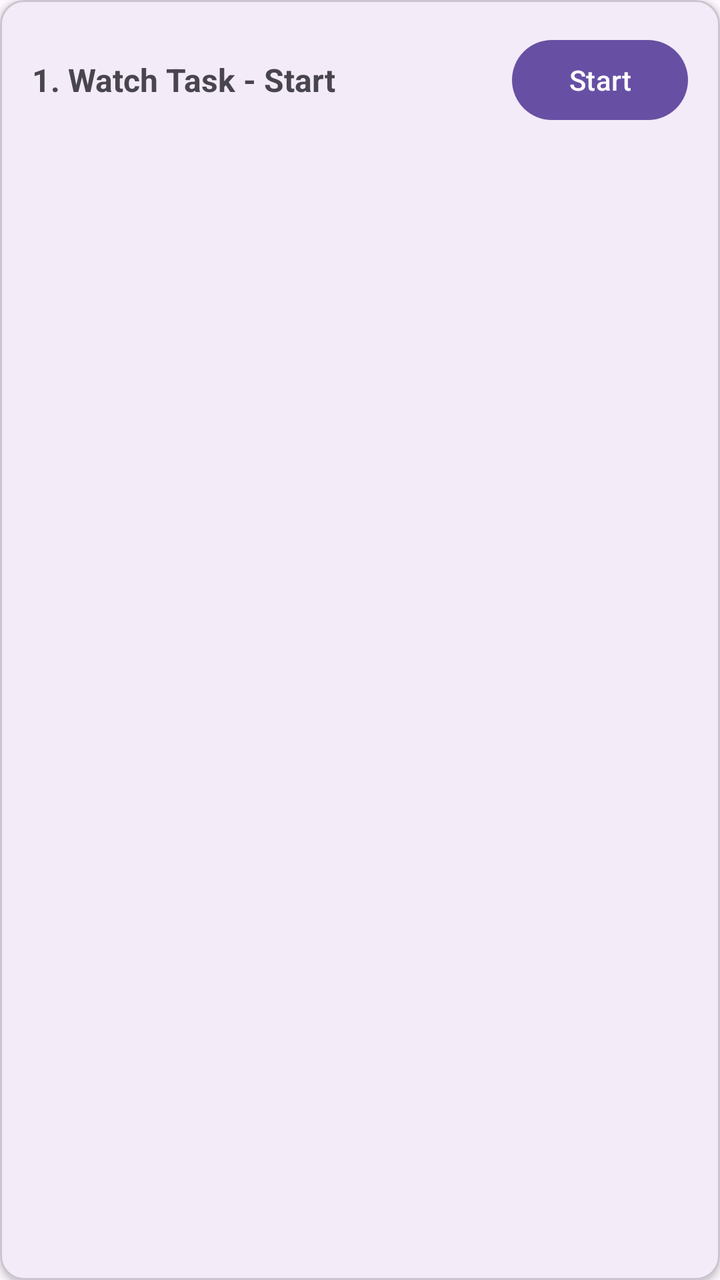
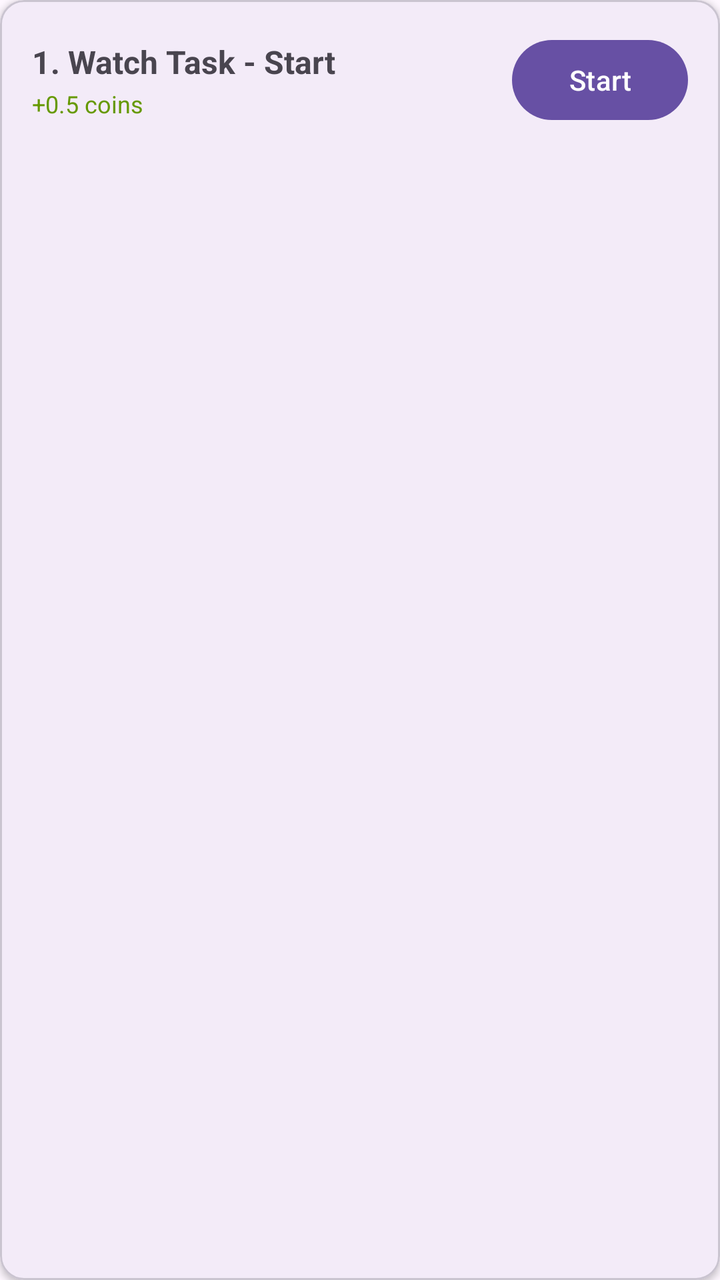

Before-and-after screenshots of an Android layout around one commit, followed by the original layout XML and the change that was made.
<!-- AndroidManifest.xml: application theme Theme.TaskBit -->
<!-- res/layout/item_task.xml -->
<?xml version="1.0" encoding="utf-8"?>
<com.google.android.material.card.MaterialCardView
    xmlns:android="http://schemas.android.com/apk/res/android"
    xmlns:app="http://schemas.android.com/apk/res-auto"
    android:layout_width="match_parent"
    android:layout_height="wrap_content"
    android:layout_marginStart="16dp"
    android:layout_marginEnd="16dp"
    android:layout_marginTop="6dp"
    android:layout_marginBottom="10dp"
    app:cardCornerRadius="12dp"
    app:cardElevation="2dp">

    <LinearLayout
        android:layout_width="match_parent"
        android:layout_height="wrap_content"
        android:orientation="horizontal"
        android:gravity="center_vertical"
        android:padding="16dp">

        <TextView
            android:id="@+id/itemTaskTitleTextView"
            android:layout_width="0dp"
            android:layout_height="wrap_content"
            android:layout_weight="1"
            android:text="1. Watch Task - Start"
            android:textSize="16sp"
            android:textStyle="bold" />

        <com.google.android.material.button.MaterialButton
            android:id="@+id/itemStartButton"
            android:layout_width="wrap_content"
            android:layout_height="wrap_content"
            android:text="Start"
            android:textSize="14sp" />

    </LinearLayout>

</com.google.android.material.card.MaterialCardView>
<!-- resources referenced by this layout -->
<resources>
  <style name="Theme.TaskBit" parent="Base.Theme.TaskBit" />
  <style name="Base.Theme.TaskBit" parent="Theme.Material3.DayNight.NoActionBar">
          
          
      </style>
</resources>

<!-- the commit's change to res/layout/item_task.xml (unified diff, before → after) -->
@@ -18,14 +18,30 @@
         android:gravity="center_vertical"
         android:padding="16dp">
 
-        <TextView
-            android:id="@+id/itemTaskTitleTextView"
+        <LinearLayout
             android:layout_width="0dp"
             android:layout_height="wrap_content"
             android:layout_weight="1"
-            android:text="1. Watch Task - Start"
-            android:textSize="16sp"
-            android:textStyle="bold" />
+            android:orientation="vertical">
+
+            <TextView
+                android:id="@+id/itemTaskTitleTextView"
+                android:layout_width="match_parent"
+                android:layout_height="wrap_content"
+                android:text="1. Watch Task - Start"
+                android:textSize="16sp"
+                android:textStyle="bold" />
+
+            <TextView
+                android:id="@+id/itemTaskRewardTextView"
+                android:layout_width="match_parent"
+                android:layout_height="wrap_content"
+                android:layout_marginTop="2dp"
+                android:text="+0.5 coins"
+                android:textSize="12sp"
+                android:textColor="@android:color/holo_green_dark" />
+
+        </LinearLayout>
 
         <com.google.android.material.button.MaterialButton
             android:id="@+id/itemStartButton"
